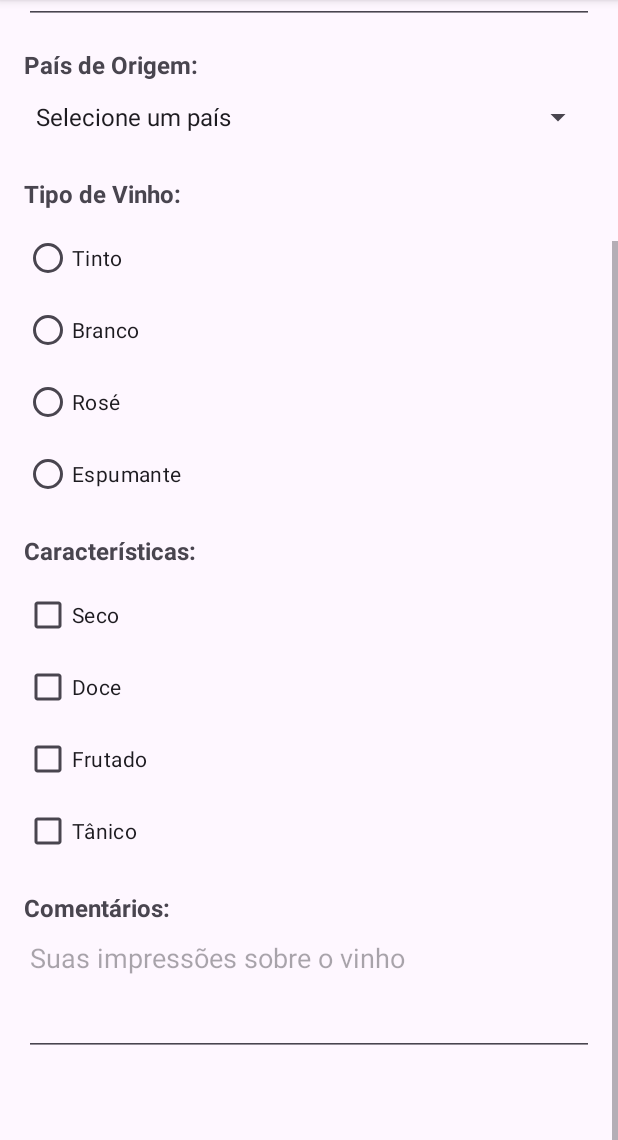
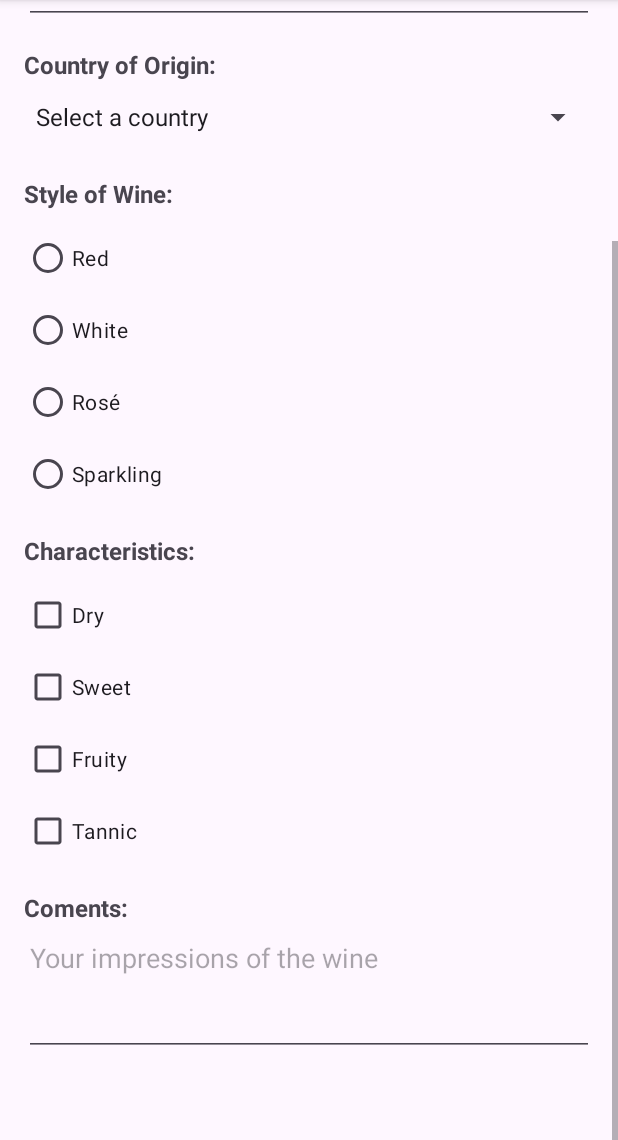
Before and after one commit to heliobrandao/java-android-utfpr-project, an Android app: the MainActivity screen opened directly, with no data from a screen before it, scrolled down 220 dp, on a phone screen of 412 x 824 dp, the part 96-1236 px from its top. Run offline under Robolectric (Android 15) with nearby library versions, the phone set to English and light mode, and no system bars.

```diff
--- a/app/src/main/res/menu/vinhos_opcoes.xml
+++ b/app/src/main/res/menu/vinhos_opcoes.xml
@@ -13,11 +13,11 @@
         android:title="@string/ordenacao"
         app:showAsAction="ifRoom" />
     <item
+        android:id="@+id/menuItemRestaurar"
+        android:title="@string/restaurar_padroes" />
+    <item
         android:id="@+id/menuItemSobre"
         android:layout_width="wrap_content"
         android:layout_height="wrap_content"
         android:title="@string/sobre" />
-    <item
-        android:id="@+id/menuItemRestaurar"
-        android:title="@string/restaurar_padroes" />
 </menu>
--- a/app/src/main/res/values-night/themes.xml
+++ b/app/src/main/res/values-night/themes.xml
@@ -2,7 +2,7 @@
     <!-- Base application theme. -->
     <style name="Theme.ThemeStylesIcons" parent="Theme.Material3.Dark">
         <!-- Customize your dark theme here. -->
-        <item name="colorPrimary">@color/purple_700</item>
+        <item name="colorPrimary">#CF85DB</item>
         <item name="colorPrimaryVariant">@color/wine_red</item>
         <item name="colorOnPrimary">@color/white</item>
         <item name="android:colorBackground">@color/background_dark</item>
--- a/app/src/main/res/values/strings.xml
+++ b/app/src/main/res/values/strings.xml
@@ -1,75 +1,87 @@
 <resources>
     <!--    <string name="app_name">Vini Veritas</string>-->
     <string name="app_name">ThemeStylesIcons</string>
-    <string name="titulo_cadastro">Cadastro de Vinho</string>
-    <string name="nome_vinho">Nome do Vinho:</string>
-    <string name="safra">Safra:</string>
-    <string name="pais_origem">País de Origem:</string>
-    <string name="tipo_vinho">Tipo de Vinho:</string>
-    <string name="caracteristicas">Características:</string>
-    <string name="comentarios">Comentários:</string>
-    <string name="hint_nome_vinho">Digite o nome do vinho</string>
-    <string name="hint_safra">Ex: 2020</string>
-    <string name="hint_comentarios">Suas impressões sobre o vinho</string>
-    <string name="botao_limpar">Limpar</string>
-    <string name="botao_salvar">Salvar</string>
-    <string name="tipo_tinto">Tinto</string>
-    <string name="tipo_branco">Branco</string>
+    <string name="titulo_cadastro">"Wine "</string>
+    <string name="nome_vinho">Wine Brand:</string>
+    <string name="safra">Vintage:</string>
+    <string name="pais_origem">Country of Origin:</string>
+    <string name="tipo_vinho">Style of Wine:</string>
+    <string name="caracteristicas">Characteristics:</string>
+    <string name="comentarios">Comments:</string>
+    <string name="hint_nome_vinho">Enter the brand of the wine</string>
+    <string name="hint_safra">ex: 2020</string>
+    <string name="hint_comentarios">"Your impressions of the wine "</string>
+    <string name="botao_limpar">Clean</string>
+    <string name="botao_salvar">Save</string>
+    <string name="tipo_tinto">Red</string>
+    <string name="tipo_branco">White</string>
     <string name="tipo_rose">Rosé</string>
-    <string name="tipo_espumante">Espumante</string>
-    <string name="caracteristica_seco">Seco</string>
-    <string name="caracteristica_doce">Doce</string>
-    <string name="caracteristica_frutado">Frutado</string>
-    <string name="caracteristica_tanico">Tânico</string>
-    <string name="formulario_limpo">Formulário limpo com sucesso!</string>
-    <string name="erro_nome_vazio">Por favor, informe o nome do vinho!</string>
-    <string name="erro_safra_vazia">Por favor, informe a safra!</string>
-    <string name="erro_pais_nao_selecionado">Por favor, selecione um país!</string>
-    <string name="erro_tipo_nao_selecionado">Por favor, selecione o tipo de vinho!</string>
-    <string name="selecione_pais">Selecione um país</string>
-    <string name="cadastro_vinho">Cadastro de Vinho</string>
-    <string name="nome_do_vinho">Nome do Vinho:</string>
-    <string name="safra_lb">Safra:</string>
-    <string name="pais_de_origem">País de Origem:</string>
-    <string name="tipo_de_vinho">Tipo de Vinho:</string>
-    <string name="caracteristicas_lb">Características:</string>
-    <string name="comentarios_lb">Comentários:</string>
-    <string name="digite_o_nome_do_vinho">Digite o nome do vinho</string>
-    <string name="pais_brasil">Brasil</string>
-    <string name="pais_franca">França</string>
-    <string name="pais_italia">Itália</string>
-    <string name="pais_espanha">Espanha</string>
+    <string name="tipo_espumante">Sparkling</string>
+    <string name="formulario_limpo">Form suscessfuly cleaned!</string>
+    <string name="caracteristica_seco">Dry</string>
+    <string name="caracteristica_doce">Sweet</string>
+    <string name="caracteristica_tanico">Tannic</string>
+    <string name="caracteristica_frutado">Fruity</string>
+    <string name="erro_nome_vazio">Please provide the brand of the wine!</string>
+    <string name="erro_safra_vazia">Please indicate the vintage of the wine!</string>
+    <string name="erro_pais_nao_selecionado">Please select a country!</string>
+    <string name="erro_tipo_nao_selecionado">Please select the type of wine!</string>
+    <string name="selecione_pais">Select a country</string>
+    <string name="cadastro_vinho">Wine Registration</string>
+    <string name="nome_do_vinho">Brand of the Wine:</string>
+    <string name="safra_lb">Vintage:</string>
+    <string name="pais_de_origem">Country of Origin:</string>
+    <string name="tipo_de_vinho">Style of Wine:</string>
+    <string name="caracteristicas_lb">Characteristics:</string>
+    <string name="comentarios_lb">Coments:</string>
+    <string name="digite_o_nome_do_vinho">Provide the brand of the wine</string>
+    <string name="pais_brasil">Brazil</string>
+    <string name="pais_franca">France</string>
+    <string name="pais_italia">Italy</string>
+    <string name="pais_espanha">Spain</string>
     <string name="pais_portugal">Portugal</string>
     <string name="pais_argentina">Argentina</string>
     <string name="pais_chile">Chile</string>
-    <string name="pais_estados_unidos">Estados Unidos</string>
-    <string name="pais_alemanha">Alemanha</string>
-    <string name="pais_australia">Austrália</string>
-    <string name="vinho_salvo_prefixo">Vinho salvo: </string>
-    <string name="vinho_dados_nome">Vinho: </string>
-    <string name="vinho_dados_safra">Safra: </string>
-    <string name="vinho_dados_pais">País: </string>
-    <string name="vinho_dados_tipo">Tipo: </string>
-    <string name="vinho_dados_caracteristicas">Características: </string>
-    <string name="vinho_dados_comentarios">Comentários: </string>
+    <string name="pais_estados_unidos">USA</string>
+    <string name="pais_alemanha">Germany</string>
+    <string name="pais_australia">Australia</string>
+    <string name="vinho_salvo_prefixo">Wine saved:</string>
+    <string name="vinho_dados_nome">Wine:</string>
+    <string name="vinho_dados_safra">Vintage:</string>
+    <string name="vinho_dados_pais">Country:</string>
+    <string name="vinho_dados_tipo">Style:</string>
+    <string name="vinho_dados_caracteristicas">Characteristics:</string>
+    <string name="vinho_dados_comentarios">Commets:</string>
     <string name="logo_utfpr">Logo UTFPR</string>
-    <string name="descricao">App Vini Veritas - Experiências pessoais de Vinhos</string>
-    <string name="autor">Desenvolvedor: Hélio Serrano Brandão Junior</string>
-    <string name="sobre">Sobre</string>
-    <string name="nome">Nome:</string>
-    <string name="safra_rotulo">Safra:</string>
-    <string name="pais">País:</string>
-    <string name="tipo">Tipo:</string>
-    <string name="caracteristicas_rotulo">Caracteristicas:</string>
-    <string name="comentarios_rotulo">Comentários:</string>
-    <string name="cat_logo_de_vinhos">Catálogo de Vinhos</string>
-    <string name="adicionar">Adicionar</string>
-    <string name="novo_vinho">Novo Vinho</string>
-    <string name="editar">Editar</string>
-    <string name="excluir">Excluir</string>
-    <string name="editar_vinho">Editar Vinho</string>
-    <string name="sugerir_pais">Sugerír País</string>
-    <string name="ordenacao">Ordenação</string>
-    <string name="restaurar_padroes">Restaurar Padrões</string>
-    <string name="as_configuracoes_foram_restaurada">As Configurações foram restauradas</string>
+    <string name="descricao">Vini Veritas App - Personal experiences with wines</string>
+    <string name="autor">Developer: Hélio Serrano Brandão Junior</string>
+    <string name="sobre">About</string>
+    <string name="nome">Name:</string>
+    <string name="safra_rotulo">Vintage:</string>
+    <string name="pais">Country:</string>
+    <string name="tipo">Style:</string>
+    <string name="caracteristicas_rotulo">Characteristics:</string>
+    <string name="comentarios_rotulo">Commets:</string>
+    <string name="cat_logo_de_vinhos">Wine Catalog</string>
+    <string name="adicionar">Add</string>
+    <string name="novo_vinho">New Wine</string>
+    <string name="editar">Edit</string>
+    <string name="excluir">Delete</string>
+    <string name="editar_vinho">Edit Wine</string>
+    <string name="restaurar_padroes">Restore Defaults</string>
+    <string name="ordenacao">Sort</string>
+    <string name="sugerir_pais">Suggest Country</string>
+    <string name="as_configuracoes_foram_restaurada">Settings have been restored</string>
+    <string name="vinho_excluido">Wine Deleted</string>
+    <string name="nome_utfpr_por_extenso">FEDERAL UNIVERSITY TECHNOLOGY - PARANÁ</string>
+    <string name="aviso">Warning</string>
+    <string name="ok" translatable="false">OK</string>
+    <string name="selecione_tipo_vinho">Select a wine kind</string>
+    <string name="nenhuma_caracteristica_selecionada">No characteristics selected</string>
+    <string name="confirmacao">Confirmation</string>
+    <string name="sim">Yes</string>
+    <string name="nao">No</string>
+    <string name="deseja_apagar">Do you want to delete?\n\"%1$s\"</string>
+    <string name="vinho_excluído">Wine Deleted</string>
+    <string name="deseja_restaurar_padroes_originais">Do you want to restore default settings?</string>
 </resources>
```
Also changed, not shown: app/src/main/java/br/edu/utfpr/heliobrandao/viniveritas/MainActivity.java (+29 -35 lines), app/src/main/java/br/edu/utfpr/heliobrandao/viniveritas/Tipo.java (+15 -1 lines), app/src/main/java/br/edu/utfpr/heliobrandao/viniveritas/VinhoRecyclerViewAdapter.java (+12 -6 lines), app/src/main/java/br/edu/utfpr/heliobrandao/viniveritas/VinhosActivity.java (+39 -10 lines), app/src/main/java/br/edu/utfpr/heliobrandao/viniveritas/utils/UtilsAlert.java (added, +65 -0 lines), app/src/main/res/layout/activity_sobre.xml (+20 -5 lines), 5 other files.
